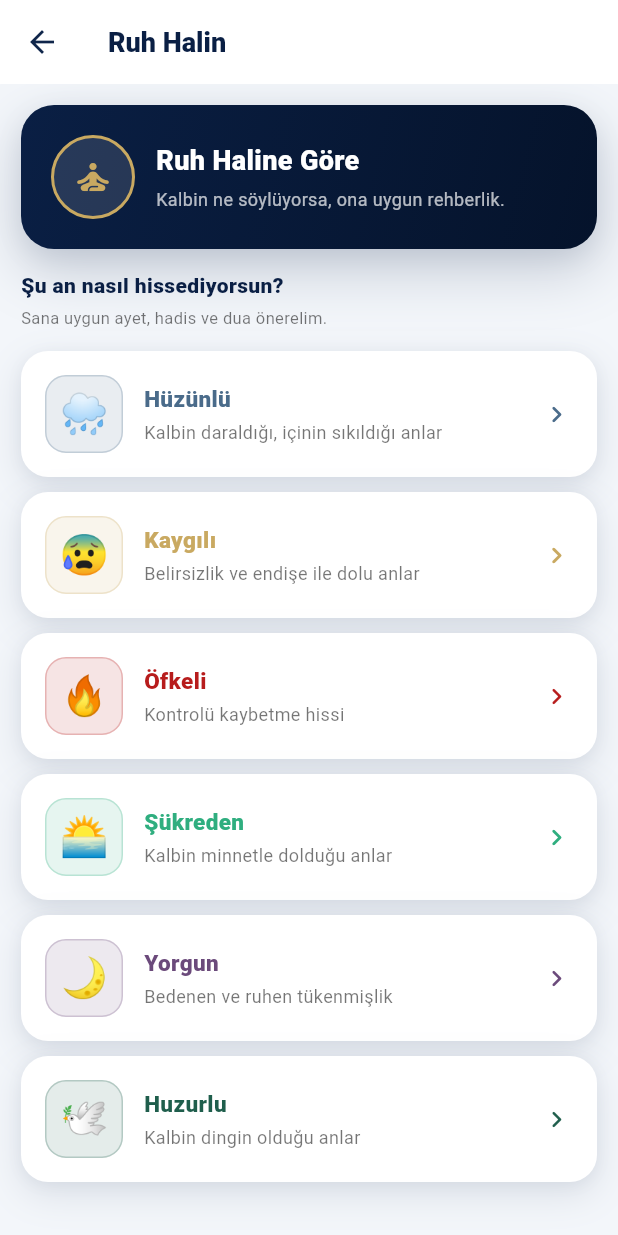
After one commit to oa6302/Ezan-Vakti-Ku-anmak, a Flutter app: the MoodPage screen opened directly, after a tap on "Hüzünlü", after a tap on the "swap horiz" icon, on a phone screen of 412 x 824 dp. The commit adds this screen. Run offline on Flutter 3.47's test engine with Material 3 defaults, Android fonts, the phone set to English and light mode, and no system bars; our stand-ins replace flutter_compass, flutter_local_notifications, flutter_timezone, geolocator, shared_preferences, speech_to_text and 1 more; missing offline and left inert: adhan_dart; accounts and stored records are empty.

Commit message:
feat(mood): Ruh Hali Eslesterme (Ozellik 2)
- mood_data.dart: 6 ruh hali x 3 oneri (ayet/hadis/dua/tefekkur)
- MoodPage: hero + 6 mood tile + oneriler + kaynak
- SharedPreferences: son secilen ruh hali hatirlanir
- Derin golge + renkli golge (AppShadows.colored)
- main.dart: Daha Fazla -> Ruh Halin tile
- home_page.dart: QuickGrid Ruh Halin case

```diff
--- a/lib/features/home/home_page.dart
+++ b/lib/features/home/home_page.dart
@@ -12,6 +12,7 @@ import 'package:nur_pusulasi/features/tesbih/tesbih_page.dart';
 import 'package:nur_pusulasi/features/learn/pages/learn_page.dart';
 import 'package:nur_pusulasi/features/quran/pages/quran_page.dart';
 import 'package:nur_pusulasi/features/journey/pages/journey_page.dart';
+import 'package:nur_pusulasi/features/mood/pages/mood_page.dart';
 
 class HomePage extends StatelessWidget {
   const HomePage({super.key});
@@ -33,6 +34,9 @@ class HomePage extends StatelessWidget {
         break;
       case 'Yolculuk':
         page = const JourneyPage();
+        break;
+      case 'Ruh Halin':
+        page = const MoodPage();
         break;
     }
     if (page != null) {
--- /dev/null
+++ b/lib/features/mood/data/mood_data.dart
@@ -0,0 +1,195 @@
+class Mood {
+  final String id;
+  final String label;
+  final String emoji;
+  final int colorValue;
+  final String description;
+  final List<MoodSuggestion> suggestions;
+
+  const Mood({
+    required this.id,
+    required this.label,
+    required this.emoji,
+    required this.colorValue,
+    required this.description,
+    required this.suggestions,
+  });
+}
+
+class MoodSuggestion {
+  final String tip;
+  final String title;
+  final String text;
+  final String source;
+  const MoodSuggestion({
+    required this.tip,
+    required this.title,
+    required this.text,
+    required this.source,
+  });
+}
+
+const List<Mood> moods = [
+  Mood(
+    id: 'huzun',
+    label: 'Hüzünlü',
+    emoji: '🌧',
+    colorValue: 0xFF4A6B8A,
+    description: 'Kalbin daraldığı, içinin sıkıldığı anlar',
+    suggestions: [
+      MoodSuggestion(
+        tip: 'AYET',
+        title: 'Her Zorlukla Beraber Kolaylık',
+        text: 'Şüphesiz güçlükle beraber bir kolaylık vardır. Gerçekten, güçlükle beraber bir kolaylık vardır.',
+        source: 'İnşirah Suresi, 5-6. Ayetler',
+      ),
+      MoodSuggestion(
+        tip: 'DUA',
+        title: 'Hüzün Anında Dua',
+        text: 'Lâ ilâhe illallahül azîmül halîm. Lâ ilâhe illallahü rabbül arşil azîm.',
+        source: 'Buhârî, Deavât, 27',
+      ),
+      MoodSuggestion(
+        tip: 'HADİS',
+        title: 'Allah Kederi Giderir',
+        text: 'Kim üzüntülü olduğunda "Lâ havle velâ kuvvete illâ billâh" derse, Allah onun kederini giderir.',
+        source: 'Genel rivayet',
+      ),
+    ],
+  ),
+  Mood(
+    id: 'kaygi',
+    label: 'Kaygılı',
+    emoji: '😰',
+    colorValue: 0xFFC9A961,
+    description: 'Belirsizlik ve endişe ile dolu anlar',
+    suggestions: [
+      MoodSuggestion(
+        tip: 'AYET',
+        title: 'Tevekkül Edenlere Yeter',
+        text: 'Kim Allah\'a tevekkül ederse, O ona kâfidir.',
+        source: 'Talâk Suresi, 3. Ayet',
+      ),
+      MoodSuggestion(
+        tip: 'AYET',
+        title: 'Kalpler Huzur Bulur',
+        text: 'Bilesiniz ki kalpler ancak Allah\'ı anmakla huzur bulur.',
+        source: 'Ra\'d Suresi, 28. Ayet',
+      ),
+      MoodSuggestion(
+        tip: 'DUA',
+        title: 'Sekinet Duası',
+        text: 'Allahümme enzil alâ kalbî sekineten min indike ve ezi\'b hammî ve ğammî.',
+        source: 'Genel dua',
+      ),
+    ],
+  ),
+  Mood(
+    id: 'ofke',
+    label: 'Öfkeli',
+    emoji: '🔥',
+    colorValue: 0xFFB71C1C,
+    description: 'Kontrolü kaybetme hissi',
+    suggestions: [
+      MoodSuggestion(
+        tip: 'HADİS',
+        title: 'Öfke Anında Susmak',
+        text: 'Bir kimse öfkelendiğinde ayakta ise otursun, oturuyorsa uzansın.',
+        source: 'Ebû Dâvûd, Edeb, 4',
+      ),
+      MoodSuggestion(
+        tip: 'AYET',
+        title: 'Öfkeyi Yutanlar',
+        text: 'Onlar bollukta ve darlıkta Allah yolunda harcayanlar, öfkelerini yenenler ve insanları affedenlerdir.',
+        source: 'Âl-i İmrân, 134. Ayet',
+      ),
+      MoodSuggestion(
+        tip: 'TEFEKKÜR',
+        title: 'Öfke Bir Andır',
+        text: 'Öfke bir an, pişmanlık bir ömür. Bir bardak su iç, abdest al, kıbleye dön.',
+        source: 'Kişisel tefekkür',
+      ),
+    ],
+  ),
+  Mood(
+    id: 'sukur',
+    label: 'Şükreden',
+    emoji: '🌅',
+    colorValue: 0xFF2FAE7F,
+    description: 'Kalbin minnetle dolduğu anlar',
+    suggestions: [
+      MoodSuggestion(
+        tip: 'AYET',
+        title: 'Şükredersen Artırırım',
+        text: 'Andolsun, eğer şükrederseniz elbette size nimetimi artırırım.',
+        source: 'İbrahim Suresi, 7. Ayet',
+      ),
+      MoodSuggestion(
+        tip: 'ZİKİR',
+        title: 'Elhamdülillah',
+        text: 'Günde 33 kere Elhamdülillah; şükrün dildeki ifadesi.',
+        source: 'Genel zikir',
+      ),
+      MoodSuggestion(
+        tip: 'TEFEKKÜR',
+        title: 'Sahip Oldukların',
+        text: 'Sahip olduğun 3 nimeti yaz. Küçük şeyler bile büyük anlam taşır.',
+        source: 'Şükür pratiği',
+      ),
+    ],
+  ),
+  Mood(
+    id: 'yorgun',
+    label: 'Yorgun',
+    emoji: '🌙',
+    colorValue: 0xFF6B4A7B,
+    description: 'Bedenen ve ruhen tükenmişlik',
+    suggestions: [
+      MoodSuggestion(
+        tip: 'AYET',
+        title: 'Yatsı Namazı Sonrası',
+        text: 'Namazlardan sonra zikir; ruhun gerçek dinlenmesi.',
+        source: 'Genel tavsiye',
+      ),
+      MoodSuggestion(
+        tip: 'HADİS',
+        title: 'Uyku Bir Nimettir',
+        text: 'Bismikellâhümme emûtü ve ahyâ. Uyku küçük bir ölümdür.',
+        source: 'Buhârî, Deavât, 7',
+      ),
+      MoodSuggestion(
+        tip: 'DUA',
+        title: 'Yatmadan Önce',
+        text: 'Ayetelkürsî oku, 3 İhlâs, Felak, Nâs oku ve sağ tarafına yat.',
+        source: 'Buhârî, Fedâil, 10',
+      ),
+    ],
+  ),
+  Mood(
+    id: 'huzur',
+    label: 'Huzurlu',
+    emoji: '🕊',
+    colorValue: 0xFF1F5E4C,
+    description: 'Kalbin dingin olduğu anlar',
+    suggestions: [
+      MoodSuggestion(
+        tip: 'TEFEKKÜR',
+        title: 'Bu Anı Yaşa',
+        text: 'Huzur, sahip olmak değil, sahip olduklarını fark etmektir.',
+        source: 'Kişisel tefekkür',
+      ),
+      MoodSuggestion(
+        tip: 'AYET',
+        title: 'Zikirle Huzur',
+        text: 'Bilesiniz ki kalpler ancak Allah\'ı anmakla huzur bulur.',
+        source: 'Ra\'d Suresi, 28. Ayet',
+      ),
+      MoodSuggestion(
+        tip: 'ZİKİR',
+        title: 'Sübhânallah',
+        text: '33 kere Sübhânallah; Allah\'ı tenzih etmek huzur verir.',
+        source: 'Genel zikir',
+      ),
+    ],
+  ),
+];
--- /dev/null
+++ b/lib/features/mood/pages/mood_page.dart
@@ -0,0 +1,364 @@
+import 'package:flutter/material.dart';
+import 'package:shared_preferences/shared_preferences.dart';
+import 'package:nur_pusulasi/app/shadows.dart';
+import '../data/mood_data.dart';
+
+const _navy = Color(0xFF0A1F44);
+const _navyDeep = Color(0xFF05132B);
+const _gold = Color(0xFFC9A961);
+const _green = Color(0xFF2FAE7F);
+
+class MoodPage extends StatefulWidget {
+  const MoodPage({super.key});
+  @override
+  State<MoodPage> createState() => _MoodPageState();
+}
+
+class _MoodPageState extends State<MoodPage> {
+  Mood? _selected;
+  String? _historyHint;
+
+  @override
+  void initState() {
+    super.initState();
+    _loadLast();
+  }
+
+  Future<void> _loadLast() async {
+    final prefs = await SharedPreferences.getInstance();
+    final id = prefs.getString('last_mood');
+    if (id != null && mounted) {
+      final m = moods.firstWhere(
+        (m) => m.id == id,
+        orElse: () => moods.first,
+      );
+      setState(() => _historyHint = 'Son seçtiğin: ${m.emoji} ${m.label}');
+    }
+  }
+
+  Future<void> _select(Mood m) async {
+    setState(() => _selected = m);
+    final prefs = await SharedPreferences.getInstance();
+    await prefs.setString('last_mood', m.id);
+    await prefs.setString(
+        'last_mood_time', DateTime.now().toIso8601String());
+  }
+
+  @override
+  Widget build(BuildContext context) {
+    return Scaffold(
+      backgroundColor: const Color(0xFFF3F6FA),
+      appBar: AppBar(
+        title: const Text('Ruh Halin',
+            style: TextStyle(
+                color: _navy, fontSize: 18, fontWeight: FontWeight.w900)),
+      ),
+      body: _selected == null ? _picker() : _suggestions(_selected!),
+    );
+  }
+
+  Widget _picker() {
+    return ListView(
+      padding: const EdgeInsets.all(14),
+      children: [
+        _hero(),
+        const SizedBox(height: 14),
+        if (_historyHint != null) ...[
+          Container(
+            padding: const EdgeInsets.symmetric(horizontal: 14, vertical: 10),
+            decoration: BoxDecoration(
+              color: _green.withValues(alpha: 0.08),
+              borderRadius: BorderRadius.circular(12),
+            ),
+            child: Row(
+              children: [
+                const Icon(Icons.history_rounded, color: _green, size: 16),
+                const SizedBox(width: 8),
+                Text(_historyHint!,
+                    style: const TextStyle(
+                        color: _navy,
+                        fontSize: 12,
+                        fontWeight: FontWeight.w600)),
+              ],
+            ),
+          ),
+          const SizedBox(height: 14),
+        ],
+        const Text('Şu an nasıl hissediyorsun?',
+            style: TextStyle(
+                color: _navy, fontSize: 14, fontWeight: FontWeight.w900)),
+        const SizedBox(height: 4),
+        const Text('Sana uygun ayet, hadis ve dua önerelim.',
+            style: TextStyle(color: Colors.black54, fontSize: 11)),
+        const SizedBox(height: 14),
+        ...moods.map((m) => _moodTile(m)),
+        const SizedBox(height: 20),
+      ],
+    );
+  }
+
+  Widget _hero() {
+    return Container(
+      padding: const EdgeInsets.all(20),
+      decoration: BoxDecoration(
+        gradient: const LinearGradient(
+          colors: [_navy, _navyDeep],
+          begin: Alignment.topLeft,
+          end: Alignment.bottomRight,
+        ),
+        borderRadius: BorderRadius.circular(22),
+        boxShadow: AppShadows.deep(),
+      ),
+      child: Row(
+        children: [
+          Container(
+            width: 56, height: 56,
+            decoration: BoxDecoration(
+              color: Colors.white.withValues(alpha: 0.12),
+              shape: BoxShape.circle,
+              border: Border.all(color: _gold, width: 2),
+            ),
+            child: const Icon(Icons.self_improvement_rounded,
+                color: _gold, size: 28),
+          ),
+          const SizedBox(width: 14),
+          const Expanded(
+            child: Column(
+              crossAxisAlignment: CrossAxisAlignment.start,
+              children: [
+                Text('Ruh Haline Göre',
+                    style: TextStyle(
+                        color: Colors.white,
+                        fontSize: 18,
+                        fontWeight: FontWeight.w900)),
+                SizedBox(height: 4),
+                Text('Kalbin ne söylüyorsa, ona uygun rehberlik.',
+                    style: TextStyle(color: Colors.white70, fontSize: 12)),
+              ],
+            ),
+          ),
+        ],
+      ),
+    );
+  }
+
+  Widget _moodTile(Mood m) {
+    final color = Color(m.colorValue);
+    return Container(
+      margin: const EdgeInsets.only(bottom: 10),
+      decoration: BoxDecoration(
+        color: Colors.white,
+        borderRadius: BorderRadius.circular(18),
+        boxShadow: AppShadows.medium(),
+      ),
+      child: Material(
+        color: Colors.transparent,
+        child: InkWell(
+          borderRadius: BorderRadius.circular(18),
+          onTap: () => _select(m),
+          child: Padding(
+            padding: const EdgeInsets.all(16),
+            child: Row(
+              children: [
+                Container(
+                  width: 52, height: 52,
+                  decoration: BoxDecoration(
+                    color: color.withValues(alpha: 0.12),
+                    borderRadius: BorderRadius.circular(14),
+                    border: Border.all(
+                        color: color.withValues(alpha: 0.25), width: 1),
+                  ),
+                  child: Center(
+                    child: Text(m.emoji,
+                        style: const TextStyle(fontSize: 26)),
+                  ),
+                ),
+                const SizedBox(width: 14),
+                Expanded(
+                  child: Column(
+                    crossAxisAlignment: CrossAxisAlignment.start,
+                    children: [
+                      Text(m.label,
+                          style: TextStyle(
+                              color: color,
+                              fontSize: 15,
+                              fontWeight: FontWeight.w900)),
+                      const SizedBox(height: 3),
+                      Text(m.description,
+                          style: const TextStyle(
+                              color: Colors.black54, fontSize: 12)),
+                    ],
+                  ),
+                ),
+                Icon(Icons.chevron_right_rounded, color: color, size: 22),
+              ],
+            ),
+          ),
+        ),
+      ),
+    );
+  }
+
+  Widget _suggestions(Mood m) {
+    final color = Color(m.colorValue);
+    return ListView(
+      padding: const EdgeInsets.all(14),
+      children: [
+        _selectedHeader(m, color),
+        const SizedBox(height: 14),
+        ...m.suggestions.map((s) => _suggestionCard(s, color)),
+        const SizedBox(height: 14),
+        _footerNote(),
+        const SizedBox(height: 20),
+      ],
+    );
+  }
+
+  Widget _selectedHeader(Mood m, Color color) {
+    return Container(
+      padding: const EdgeInsets.all(18),
+      decoration: BoxDecoration(
+        gradient: LinearGradient(
+          colors: [color, color.withValues(alpha: 0.7)],
+          begin: Alignment.topLeft,
+          end: Alignment.bottomRight,
+        ),
+        borderRadius: BorderRadius.circular(20),
+        boxShadow: AppShadows.colored(color, alpha: 0.35),
+      ),
+      child: Row(
+        children: [
+          Container(
+            width: 56, height: 56,
+            decoration: BoxDecoration(
+              color: Colors.white.withValues(alpha: 0.15),
+              shape: BoxShape.circle,
+            ),
+            child: Center(
+              child: Text(m.emoji, style: const TextStyle(fontSize: 28)),
+            ),
+          ),
+          const SizedBox(width: 14),
+          Expanded(
+            child: Column(
+              crossAxisAlignment: CrossAxisAlignment.start,
+              children: [
+                Text(m.label,
+                    style: const TextStyle(
+                        color: Colors.white,
+                        fontSize: 20,
+                        fontWeight: FontWeight.w900)),
+                const SizedBox(height: 4),
+                Text('${m.suggestions.length} öneri',
+                    style: const TextStyle(
+                        color: Colors.white70, fontSize: 12)),
+              ],
+            ),
+          ),
+          IconButton(
+            onPressed: () => setState(() => _selected = null),
+            icon: const Icon(Icons.swap_horiz_rounded,
+                color: Colors.white, size: 24),
+            tooltip: 'Başka ruh hali',
+          ),
+        ],
+      ),
+    );
+  }
+
+  Widget _suggestionCard(MoodSuggestion s, Color color) {
+    return Container(
+      margin: const EdgeInsets.only(bottom: 12),
+      padding: const EdgeInsets.all(16),
+      decoration: BoxDecoration(
+        color: Colors.white,
+        borderRadius: BorderRadius.circular(18),
+        boxShadow: AppShadows.medium(),
+      ),
+      child: Column(
+        crossAxisAlignment: CrossAxisAlignment.start,
+        children: [
+          Row(
+            children: [
+              Container(
+                padding:
+                    const EdgeInsets.symmetric(horizontal: 10, vertical: 4),
+                decoration: BoxDecoration(
+                  color: color.withValues(alpha: 0.12),
+                  borderRadius: BorderRadius.circular(8),
+                ),
+                child: Text(s.tip,
+                    style: TextStyle(
+                        color: color,
+                        fontSize: 10,
+                        fontWeight: FontWeight.w900,
+                        letterSpacing: 1)),
+              ),
+              const Spacer(),
+              const Icon(Icons.bookmark_border_rounded,
+                  color: Colors.black26, size: 18),
+            ],
+          ),
+          const SizedBox(height: 12),
+          Text(s.title,
+              style: const TextStyle(
+                  color: _navy,
+                  fontSize: 15,
+                  fontWeight: FontWeight.w900,
+                  height: 1.3)),
+          const SizedBox(height: 10),
+          Text(s.text,
+              style: const TextStyle(
+                  color: Colors.black87, fontSize: 13, height: 1.7)),
+          const SizedBox(height: 12),
+          Container(
+            padding: const EdgeInsets.symmetric(horizontal: 10, vertical: 6),
+            decoration: BoxDecoration(
+              color: _gold.withValues(alpha: 0.08),
+              borderRadius: BorderRadius.circular(8),
+              border: Border(
+                left: BorderSide(color: _gold, width: 3),
+              ),
+            ),
+            child: Row(
+              children: [
+                const Icon(Icons.book_outlined, color: _gold, size: 14),
+                const SizedBox(width: 6),
+                Expanded(
+                  child: Text(s.source,
+                      style: const TextStyle(
+                          color: _navy,
+                          fontSize: 11,
+                          fontWeight: FontWeight.w600)),
+                ),
+              ],
+            ),
+          ),
+        ],
+      ),
+    );
+  }
+
+  Widget _footerNote() {
+    return Container(
+      padding: const EdgeInsets.all(14),
+      decoration: BoxDecoration(
+        color: _gold.withValues(alpha: 0.08),
+        borderRadius: BorderRadius.circular(14),
+        border: Border.all(color: _gold.withValues(alpha: 0.3)),
+      ),
+      child: Row(
+        children: const [
+          Icon(Icons.info_outline_rounded, color: _gold, size: 18),
+          SizedBox(width: 10),
+          Expanded(
+            child: Text(
+              'Bu öneriler kişisel rehberlik amaçlıdır. Dinî hüküm gerektiren konularda ehil bir âlime danışınız.',
+              style: TextStyle(color: _navy, fontSize: 11, height: 1.5),
+            ),
+          ),
+        ],
+      ),
+    );
+  }
+}
--- a/lib/main.dart
+++ b/lib/main.dart
@@ -13,6 +13,7 @@ import 'features/notifications/data/notification_service.dart';
 import 'features/notifications/notification_settings_page.dart';
 import 'features/settings/language_settings_page.dart';
 import 'features/journey/pages/journey_page.dart';
+import 'features/mood/pages/mood_page.dart';
 
 const _navy = Color(0xFF0A1F44);
 const _red = Color(0xFFB71C1C);
@@ -178,6 +179,10 @@ class _SettingsHub extends StatelessWidget {
       body: ListView(
         padding: const EdgeInsets.all(14),
         children: [
+          _tile(context, Icons.self_improvement_rounded, 'Ruh Halin',
+              'Kalbin ne söylüyorsa',
+              () => Navigator.push(context,
+                  MaterialPageRoute<void>(builder: (_) => const MoodPage()))),
           _tile(context, Icons.auto_awesome_rounded, 'Manevi Yolculuk',
               'Isı haritası · Seri · Seviye',
               () => Navigator.push(context,
```
